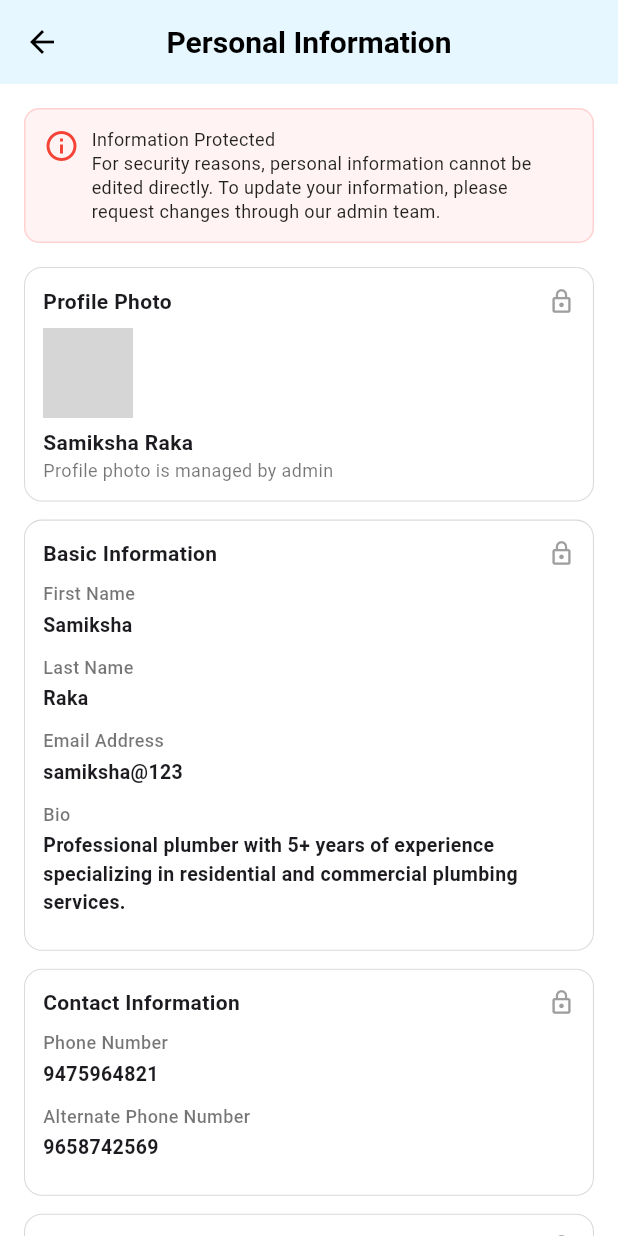
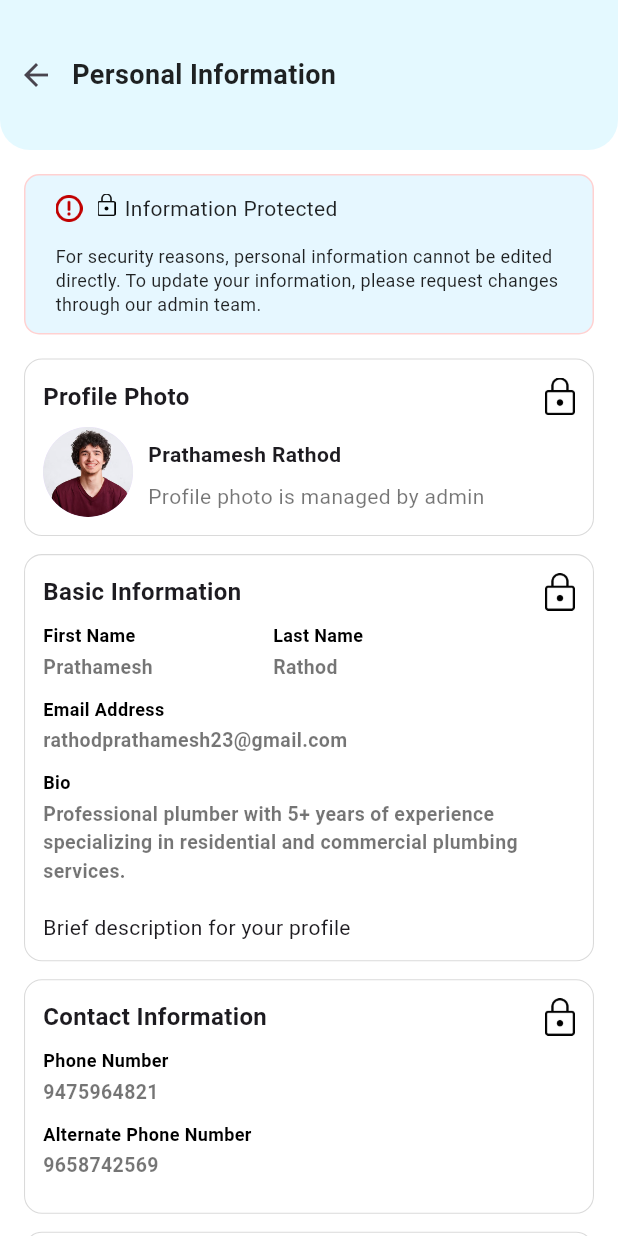
Before and after one commit to nil901/service_app_qwickhome, a Flutter app: the PersonalInfoScreen screen opened directly, on a phone screen of 412 x 824 dp. Run offline on Flutter 3.47's test engine with Material 3 defaults, Android fonts, the light colour scheme and no system bars; our stand-ins replace dio, flutter_riverpod, fluttertoast, google_fonts, hexcolor, shared_preferences; accounts and stored records are empty; grey boxes are pictures that could not be loaded.

Commit message:
new_changes

```diff
--- a/lib/setting_screens/personal_info.dart
+++ b/lib/setting_screens/personal_info.dart
@@ -3,48 +3,68 @@ import 'dart:ui';
 import 'package:flutter/material.dart';
 import 'package:hexcolor/hexcolor.dart';
 
-class PersonalInfoScreen extends StatelessWidget {
+import '../utils/custom_app_bar.dart';
+
+class PersonalInfoScreen extends StatefulWidget {
+  @override
+  State<PersonalInfoScreen> createState() => _PersonalInfoScreenState();
+}
+
+class _PersonalInfoScreenState extends State<PersonalInfoScreen> {
   @override
   Widget build(BuildContext context) {
     return Scaffold(
       backgroundColor: HexColor('#FFFFFF'),
-      appBar: AppBar(
-        backgroundColor: Color(0xFFE6F7FF),
-        elevation: 0,
-        leading: IconButton(
-          icon: Icon(Icons.arrow_back, color: Colors.black),
-          onPressed: () => Navigator.pop(context),
-        ),
-        title: Text("Personal Information",
-            style: TextStyle(color: Colors.black, fontWeight: FontWeight.w600)),
-        centerTitle: true,
-      ),
-
+      appBar: CustomAppBar(title: 'Personal Information'),
       body: SingleChildScrollView(
         padding: EdgeInsets.all(16),
         child: Column(
           crossAxisAlignment: CrossAxisAlignment.start,
           children: [
-
             // 🔴 Info Protected Banner
             Container(
-              padding: EdgeInsets.all(12),
+              height: 107,
+             // width: double.infinity,
+              padding: EdgeInsets.only(left: 20, right: 12, top: 8, bottom: 12),
               decoration: BoxDecoration(
-                color: Color(0xFFFFF3F3),
+                color: Color(0xFFE6F7FF),
                 borderRadius: BorderRadius.circular(10),
                 border: Border.all(color: Color(0xFFFFD1D1)),
               ),
-              child: Row(
+              child: Column(
                 crossAxisAlignment: CrossAxisAlignment.start,
                 children: [
-                  Icon(Icons.info_outline, color: Colors.red),
-                  SizedBox(width: 8),
-                  Expanded(
-                    child: Text(
-                      "Information Protected\n"
-                          "For security reasons, personal information cannot be edited directly. "
-                          "To update your information, please request changes through our admin team.",
-                      style: TextStyle(fontSize: 12, color: Colors.black87, height: 1.3),
+                  SizedBox(height: 4),
+                  Row(
+                    crossAxisAlignment: CrossAxisAlignment.center, // ✅ center align
+                    children: [
+                      Image.asset('assets/images/alert.png', height: 20, width: 18),
+                      SizedBox(width: 10),
+
+                      Padding(
+                        padding: const EdgeInsets.only(bottom: 5.0),
+                        child: Image.asset('assets/images/lock.png', height: 15, width: 12),
+                      ),
+                      SizedBox(width: 6),
+
+                      Text(
+                        "Information Protected",
+                        style: TextStyle(
+                          fontSize: 14,
+                          fontWeight: FontWeight.normal,
+                          color: Colors.black87,
+                        ),
+                      ),
+                    ],
+                  ),
+                  SizedBox(height: 14),
+                  Text(
+                 "For security reasons, personal information cannot be edited directly. To update your information, "
+                     "please request changes through our admin team.",
+                    style: TextStyle(
+                      fontSize: 12,
+                      color: Colors.black87,
+                      height: 1.3,
                     ),
                   ),
                 ],
@@ -56,19 +76,35 @@ class PersonalInfoScreen extends StatelessWidget {
             /// ✅ Profile Photo Section
             _sectionCard(
               title: "Profile Photo",
-              child: Column(
+              child: Row(
                 crossAxisAlignment: CrossAxisAlignment.start,
                 children: [
                   CircleAvatar(
                     radius: 30,
-                    backgroundImage: NetworkImage("https://randomuser.me/api/portraits/women/47.jpg"),
+                    backgroundImage: AssetImage('assets/images/user_img.png'),
                   ),
                   SizedBox(height: 6),
-                  Text("Samiksha Raka",
-                      style: TextStyle(fontWeight: FontWeight.bold, fontSize: 14)),
-
-                  Text("Profile photo is managed by admin",
-                      style: TextStyle(fontSize: 12, color: Colors.black54)),
+                  Column(
+                    crossAxisAlignment: CrossAxisAlignment.start,
+                    children: [
+                      SizedBox(width: 12),
+                      Padding(
+                        padding: const EdgeInsets.only(top: 8.0, bottom: 4, left: 10, right: 0),
+                        child: Text(
+                          "Prathamesh Rathod ",
+                          style: TextStyle(fontWeight: FontWeight.bold, fontSize: 14),
+                        ),
+                      ),
+                      SizedBox(height: 4),
+                      Padding(
+                        padding: const EdgeInsets.only(top: 0, bottom: 4, left: 10, right: 0),
+                        child: Text(
+                          "Profile photo is managed by admin",
+                          style: TextStyle(fontSize: 14, color: Colors.black54),
+                        ),
+                      ),
+                    ],
+                  ),
                 ],
               ),
             ),
@@ -81,12 +117,22 @@ class PersonalInfoScreen extends StatelessWidget {
               child: Column(
                 crossAxisAlignment: CrossAxisAlignment.start,
                 children: [
-                  _infoRow("First Name", "Samiksha"),
-                  _infoRow("Last Name", "Raka"),
-                  _infoRow("Email Address", "samiksha@123"),
-                  _infoRow("Bio",
-                      "Professional plumber with 5+ years of experience specializing in residential and commercial plumbing services.",
-                      isMultiLine: true),
+                  Row(
+                    children: [
+                      _infoRow("First Name", "Prathamesh"),
+                      SizedBox(width: 80),
+                      _infoRow("Last Name", "Rathod"),
+                    ],
+                  ),
+
+                  _infoRow("Email Address", "rathodprathamesh23@gmail.com"),
+                  _infoRow(
+                    "Bio",
+                    "Professional plumber with 5+ years of experience specializing in residential and commercial plumbing services.",
+                    isMultiLine: true,
+                  ),
+                 SizedBox(height: 8),
+                 Text('Brief description for your profile'),
                 ],
               ),
             ),
@@ -121,10 +167,10 @@ class PersonalInfoScreen extends StatelessWidget {
               ),
             ),
             SizedBox(height: 20),
+
             /// ✅ Request Changes Button
             Padding(
-              padding:
-              const EdgeInsets.symmetric(horizontal: 20, vertical: 18),
+              padding: const EdgeInsets.symmetric(horizontal: 20, vertical: 18),
               child: SizedBox(
                 width: double.infinity,
                 height: 44,
@@ -165,6 +211,7 @@ class PersonalInfoScreen extends StatelessWidget {
   /// Reusable Section Card
   Widget _sectionCard({required String title, required Widget child}) {
     return Container(
+      //height: 115
       width: double.infinity,
       padding: EdgeInsets.all(12),
       decoration: BoxDecoration(
@@ -178,9 +225,11 @@ class PersonalInfoScreen extends StatelessWidget {
           Row(
             mainAxisAlignment: MainAxisAlignment.spaceBetween,
             children: [
-              Text(title,
-                  style: TextStyle(fontWeight: FontWeight.bold, fontSize: 14)),
-              Icon(Icons.lock_outline, size: 18, color: Colors.grey),
+              Text(
+                title,
+                style: TextStyle(fontWeight: FontWeight.bold, fontSize: 16),
+              ),
+              Image.asset('assets/images/lock.png', height: 25, width: 20),
             ],
           ),
           SizedBox(height: 8),
@@ -197,12 +246,18 @@ class PersonalInfoScreen extends StatelessWidget {
       child: Column(
         crossAxisAlignment: CrossAxisAlignment.start,
         children: [
-          Text(label,
-              style: TextStyle(fontSize: 12, fontWeight: FontWeight.w500, color: Colors.black54)),
+          Text(
+            label,
+            style: TextStyle(
+              fontSize: 12,
+              fontWeight: FontWeight.bold,
+              color: Colors.black,
+            ),
+          ),
           SizedBox(height: 3),
           Text(
             value,
-            style: TextStyle(fontSize: 13, fontWeight: FontWeight.w600),
+            style: TextStyle(fontSize: 13, fontWeight: FontWeight.w600, color: Colors.black54,),
             maxLines: isMultiLine ? 3 : 1,
             overflow: TextOverflow.ellipsis,
           ),
@@ -229,19 +284,21 @@ class PersonalInfoScreen extends StatelessWidget {
               mainAxisSize: MainAxisSize.min,
               crossAxisAlignment: CrossAxisAlignment.start,
               children: [
-
                 /// Header
                 Row(
                   mainAxisAlignment: MainAxisAlignment.spaceBetween,
                   children: [
                     Text(
                       "Request Information Change",
-                      style: TextStyle(fontSize: 15, fontWeight: FontWeight.bold),
+                      style: TextStyle(
+                        fontSize: 15,
+                        fontWeight: FontWeight.bold,
+                      ),
                     ),
                     GestureDetector(
                       onTap: () => Navigator.pop(context),
                       child: Icon(Icons.close, size: 20),
-                    )
+                    ),
                   ],
                 ),
 
@@ -254,8 +311,10 @@ class PersonalInfoScreen extends StatelessWidget {
 
                 SizedBox(height: 15),
 
-                Text("What would you like to change?",
-                    style: TextStyle(fontSize: 13, fontWeight: FontWeight.w600)),
+                Text(
+                  "What would you like to change?",
+                  style: TextStyle(fontSize: 13, fontWeight: FontWeight.w600),
+                ),
 
                 SizedBox(height: 8),
 
@@ -264,7 +323,7 @@ class PersonalInfoScreen extends StatelessWidget {
                   maxLines: 3,
                   decoration: InputDecoration(
                     hintText:
-                    "Please specify which information you’d like to update and provide the new details",
+                        "Please specify which information you’d like to update and provide the new details",
                     hintStyle: TextStyle(fontSize: 12),
                     border: OutlineInputBorder(
                       borderRadius: BorderRadius.circular(10),
@@ -303,8 +362,10 @@ class PersonalInfoScreen extends StatelessWidget {
                             borderRadius: BorderRadius.circular(10),
                           ),
                         ),
-                        child: Text("Cancel",
-                            style: TextStyle(color: Color(0xFF004271))),
+                        child: Text(
+                          "Cancel",
+                          style: TextStyle(color: Color(0xFF004271)),
+                        ),
                       ),
                     ),
                     SizedBox(width: 10),
@@ -334,5 +395,4 @@ class PersonalInfoScreen extends StatelessWidget {
       ),
     );
   }
-
 }
```
Also changed, not shown: lib/service_selections/service_setup.dart (+3 -16 lines), lib/setting_screens/about_us.dart (+3 -15 lines), lib/setting_screens/account&Security.dart (+3 -15 lines), lib/setting_screens/service_area.dart (+3 -14 lines), lib/setting_screens/service_details.dart (+3 -14 lines), lib/utils/custom_app_bar.dart (+0 -14 lines), assets/images/alert.png (added), assets/images/lock.png (added).
